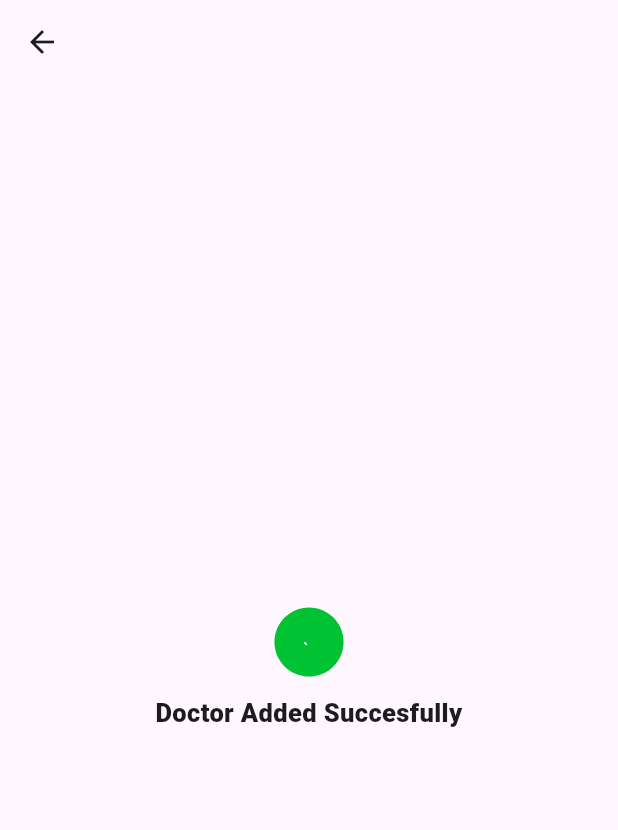
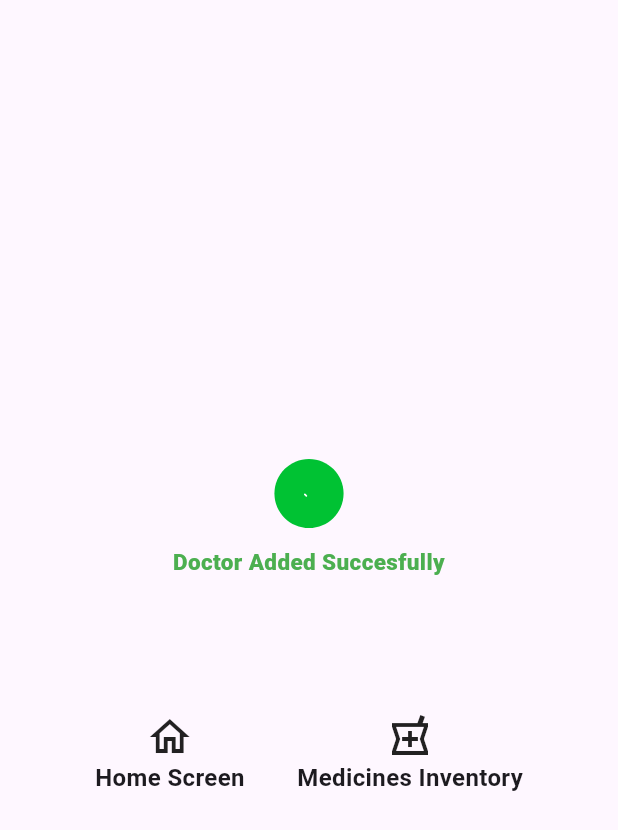
Before and after one commit to Mohassan521/Sehat-App-FYP, a Flutter app: the CompletedAnyTask screen opened directly, on a phone screen of 412 x 824 dp. Shown: the top 830 px of the screen. Run offline on Flutter 3.47's test engine with Material 3 defaults, Android fonts, the light colour scheme and no system bars; our stand-ins replace cloud_firestore, dash_chat_2, file_picker, firebase_auth, firebase_core, firebase_storage and 6 more; missing offline and left inert: agora_uikit, persistent_shopping_cart, syncfusion_flutter_pdfviewer; accounts and stored records are empty.

Commit message:
orders screen in progress

```diff
--- a/lib/widgets/completed.dart
+++ b/lib/widgets/completed.dart
@@ -1,5 +1,8 @@
 import 'package:flutter/material.dart';
 import 'package:lottie/lottie.dart';
+import 'package:sehat_app/screens/medicines_inventory.dart';
+import 'package:sehat_app/screens/userHomePage.dart';
+import 'package:shared_preferences/shared_preferences.dart';
 
 class CompletedAnyTask extends StatelessWidget {
   final String path;
@@ -14,7 +17,7 @@ class CompletedAnyTask extends StatelessWidget {
 
 
     return Scaffold(
-      appBar: AppBar(),
+      // appBar: AppBar(),
       body: Column(
         mainAxisAlignment: MainAxisAlignment.center,
         crossAxisAlignment: CrossAxisAlignment.center,
@@ -24,8 +27,45 @@ class CompletedAnyTask extends StatelessWidget {
               child: Text(
                           message,
                           textAlign: TextAlign.center,
-                          style: TextStyle(fontSize: 17, fontWeight: FontWeight.w800),
+                          style: TextStyle(fontSize: 15, fontWeight: FontWeight.w800, color: Colors.green),
                         )),
+          SizedBox(
+            height: 90,
+          ),
+           Row(
+            mainAxisAlignment: MainAxisAlignment.center,
+            children: [
+              InkWell(
+                onTap: () async {
+                  SharedPreferences sp = await SharedPreferences.getInstance();
+                  Navigator.pushReplacement(context, MaterialPageRoute(builder: (context) => UserHomePage(
+                    full_name: sp.getString("fullName"),
+                  )));
+                },
+                child: const Column(
+                  children: [
+                    Icon(Icons.home_outlined, size: 32,),
+                    Text("Home Screen", style: TextStyle(fontSize: 16, fontWeight: FontWeight.w600),)
+                  ],
+                ),
+              ),
+              SizedBox(
+                width: 35,
+              ),
+              InkWell(
+                onTap: () async {
+                  SharedPreferences sp = await SharedPreferences.getInstance();
+                  Navigator.pushReplacement(context, MaterialPageRoute(builder: (context) => MedicineInventory(full_name: sp.getString("fullName")!)));
+                },
+                child: Column(
+                  children: [
+                    Icon(Icons.local_pharmacy_outlined,size: 32,),
+                    Text("Medicines Inventory", style: TextStyle(fontSize: 16, fontWeight: FontWeight.w600))
+                  ],
+                ),
+              ),
+            ],
+          )
         ],
       ),
     );
```
Also changed, not shown: lib/screens/checkoutScreen.dart (+21 -17 lines), lib/screens/orders.dart (added, +12 -0 lines), lib/widgets/drawer.dart (+31 -0 lines).
